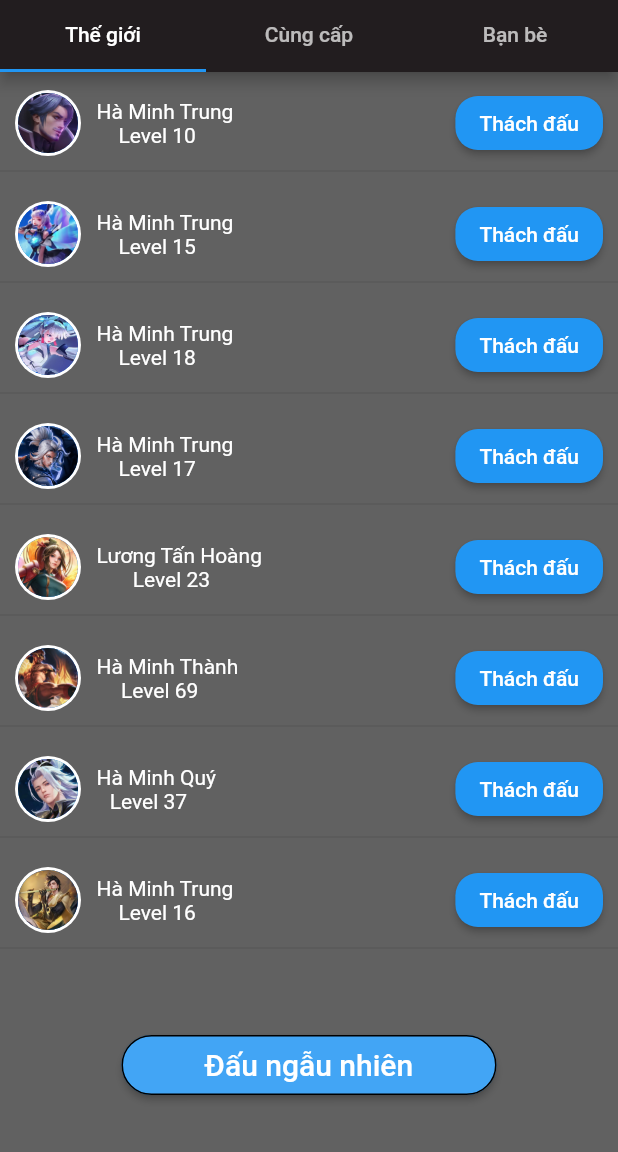
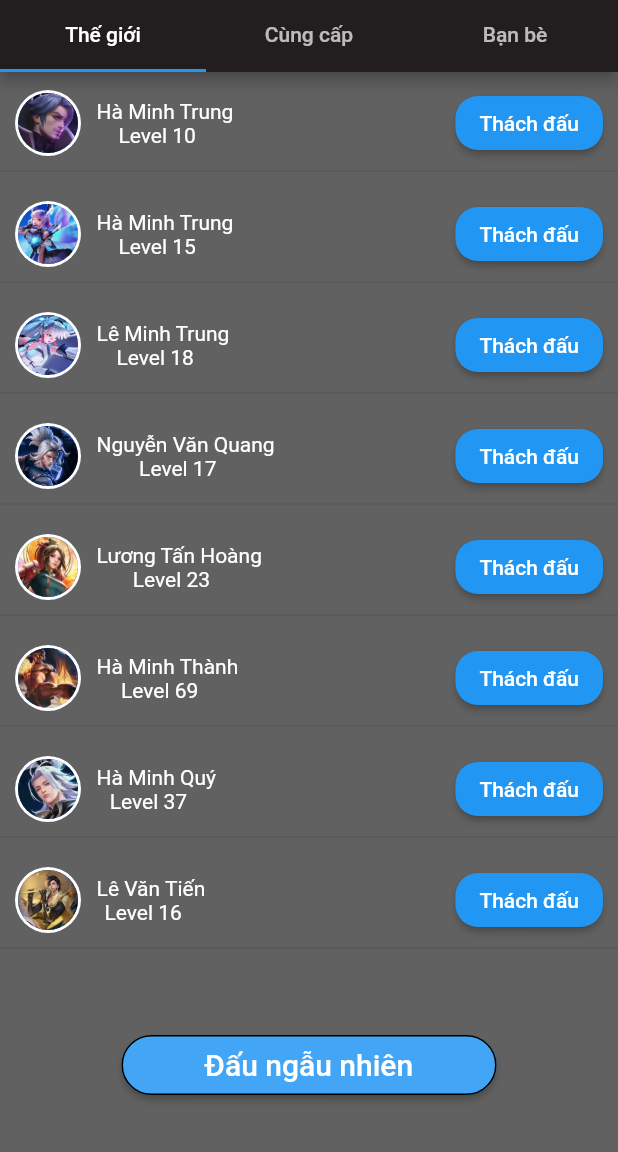
Before and after one commit to MinhQuang612/Nhom_Tinh_He, a Flutter app: the home screen opened directly, after a tap on "Challenge", on a phone screen of 412 x 824 dp, the part 84-1236 px from its top. Run offline on Flutter 3.47's test engine with Material 2 defaults, Android fonts, the phone set to English and light mode, and no system bars; missing offline and left inert: dart:html.

Commit message:
Chỉnh sửa liên kết

```diff
--- a/lib/layout/choidon.dart
+++ b/lib/layout/choidon.dart
@@ -39,15 +39,14 @@ class _choidonState extends State<choidon> {
                           backgroundColor: Colors.white,
                           child: CircleAvatar(
                             radius: 15.0,
-                            backgroundImage: NetworkImage(
-                                'https://s120-ava-talk.zadn.vn/3/9/1/b/1/120/d6b92bf87fa232140bd95406488f9726.jpg'),
+                            backgroundImage: AssetImage('assets/avt1.jpg'),
                           ),
                         ),
                       ],
                     ),
                     Column(children: [
                       Text(
-                        '  Lữ Cao Tiến',
+                        '  Lê Chí Thành',
                         style: TextStyle(color: Colors.white, fontSize: 15),
                       ),
                       Text('Level 1',
--- a/lib/layout/home.dart
+++ b/lib/layout/home.dart
@@ -2,6 +2,7 @@ import 'dart:html';
 //import 'package:do_an_tinhhe/layout/solo.dart';
 import 'package:flutter/material.dart';
 import 'package:nhom_tinh_he/layout/man_choi_don.dart';
+import 'package:nhom_tinh_he/layout/thong_bao.dart';
 import '../components/menu.dart';
 import '../layout/tim_doi_thu.dart';
 import '../layout/man_hinh_cho_doi_khang.dart';
@@ -28,8 +29,15 @@ class _homeState extends State<home> {
           actions: <Widget>[
             Padding(
               padding: EdgeInsets.only(right: 20),
-              child:
-                  IconButton(icon: Icon(Icons.notifications), onPressed: () {}),
+              child: IconButton(
+                  icon: Icon(Icons.notifications),
+                  onPressed: () {
+                    Navigator.push(
+                      context,
+                      MaterialPageRoute(
+                          builder: (context) => const thong_bao()),
+                    );
+                  }),
             ),
           ],
           backgroundColor: Colors.purple,
--- a/lib/layout/thong_bao.dart
+++ b/lib/layout/thong_bao.dart
@@ -1,5 +1,6 @@
-
+import '../components/menu.dart';
 import 'package:flutter/material.dart';
+import '../layout/items.dart';
 
 class thong_bao extends StatefulWidget {
   const thong_bao({Key? key}) : super(key: key);
--- a/lib/layout/tim_doi_thu.dart
+++ b/lib/layout/tim_doi_thu.dart
@@ -162,7 +162,7 @@ class _challengeState extends State<challenge> {
                               Column(
                                 children: [
                                   Text(
-                                    '   Hà Minh Trung',
+                                    '   Lê Minh Trung',
                                     style: TextStyle(color: Colors.white),
                                   ),
                                   Text('Level 18',
@@ -209,7 +209,7 @@ class _challengeState extends State<challenge> {
                               Column(
                                 children: [
                                   Text(
-                                    '   Hà Minh Trung',
+                                    '   Nguyễn Văn Quang',
                                     style: TextStyle(color: Colors.white),
                                   ),
                                   Text('Level 17',
@@ -397,7 +397,7 @@ class _challengeState extends State<challenge> {
                               Column(
                                 children: [
                                   Text(
-                                    '   Hà Minh Trung',
+                                    '   Lê Văn Tiến',
                                     style: TextStyle(color: Colors.white),
                                   ),
                                   Text('Level 16',
@@ -534,7 +534,7 @@ class _challengeState extends State<challenge> {
                               Column(
                                 children: [
                                   Text(
-                                    '   Hà Minh Trung',
+                                    '   Harry Mắc hài',
                                     style: TextStyle(color: Colors.white),
                                   ),
                                   Text('Level 1',
@@ -581,7 +581,7 @@ class _challengeState extends State<challenge> {
                               Column(
                                 children: [
                                   Text(
-                                    '   Hà Minh Trung',
+                                    '   A7 vấp cỏ',
                                     style: TextStyle(color: Colors.white),
                                   ),
                                   Text('Level 1',
@@ -628,7 +628,7 @@ class _challengeState extends State<challenge> {
                               Column(
                                 children: [
                                   Text(
-                                    '   Hà Minh Trung',
+                                    '   Đen hô',
                                     style: TextStyle(color: Colors.white),
                                   ),
                                   Text('Level 1',
@@ -816,7 +816,7 @@ class _challengeState extends State<challenge> {
                               Column(
                                 children: [
                                   Text(
-                                    '   Hà Minh Trung',
+                                    '   Sa che',
                                     style: TextStyle(color: Colors.white),
                                   ),
                                   Text('Level 1',
--- a/lib/main.dart
+++ b/lib/main.dart
@@ -15,6 +15,7 @@ class MyApp extends StatelessWidget {
       theme: ThemeData(
         primarySwatch: Colors.blue,
       ),
+      debugShowCheckedModeBanner: false,
       home: first_screen(),
     );
   }
```
Also changed, not shown: lib/components/menu.dart (+6 -5 lines).
